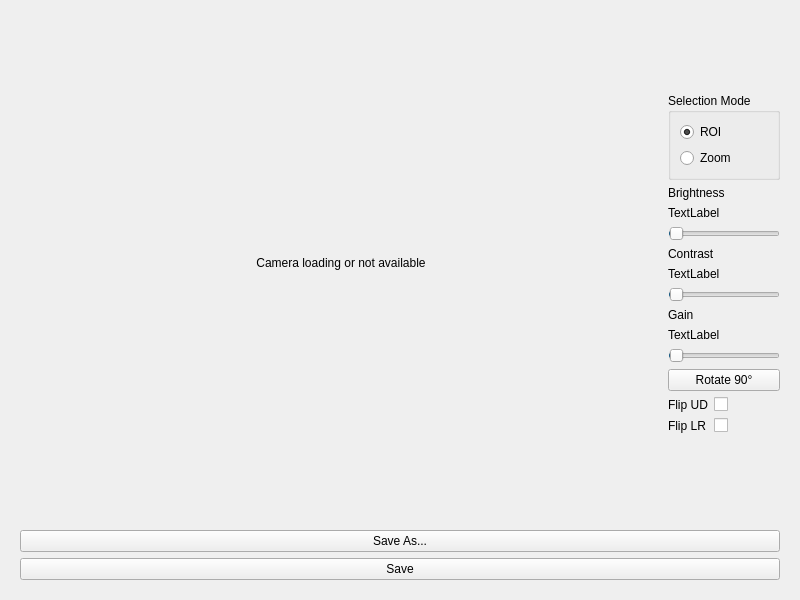
First picture: the form in camera/camera_gui.ui, repository constructor-s/pyqt_webcam, before the edit.
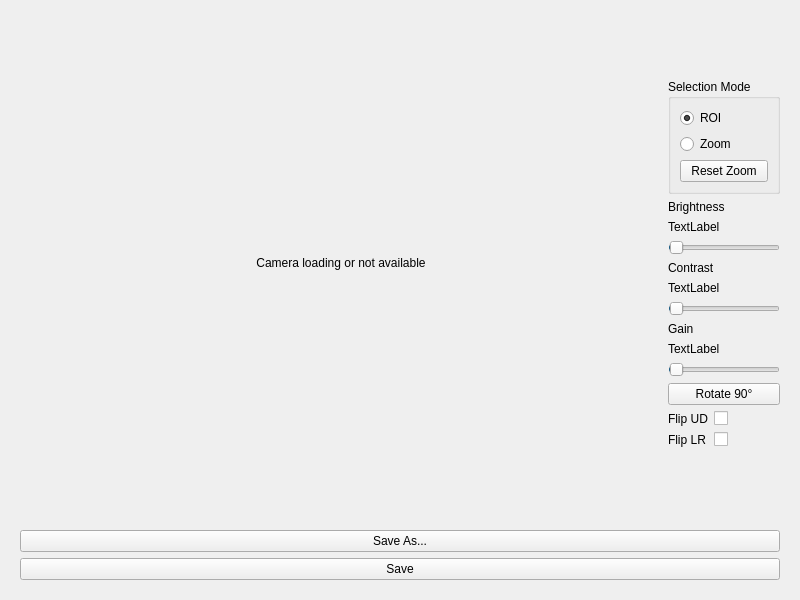
Second picture: the form after the edit.

Commit message: Zoom reset

```diff
--- a/camera/camera_gui.ui
+++ b/camera/camera_gui.ui
@@ -117,6 +117,13 @@
                  </property>
                 </widget>
                </item>
+               <item>
+                <widget class="QPushButton" name="zoomResetButton">
+                 <property name="text">
+                  <string>Reset Zoom</string>
+                 </property>
+                </widget>
+               </item>
               </layout>
              </widget>
             </item>
```
The commit also changes 2 other files.
